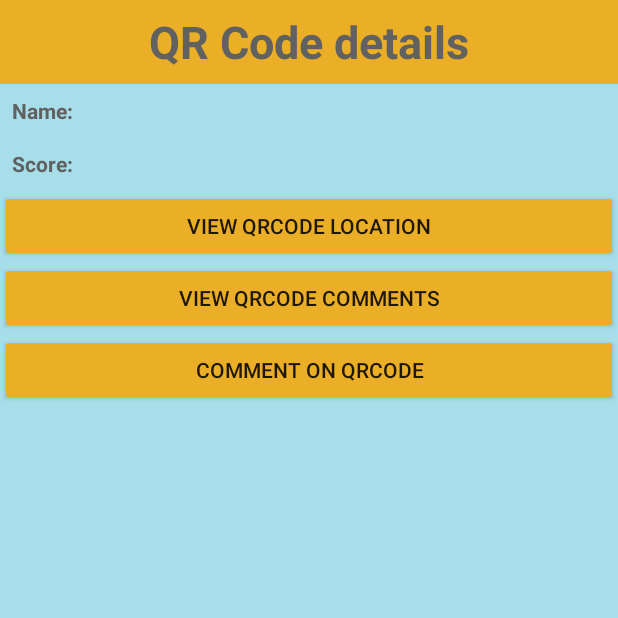
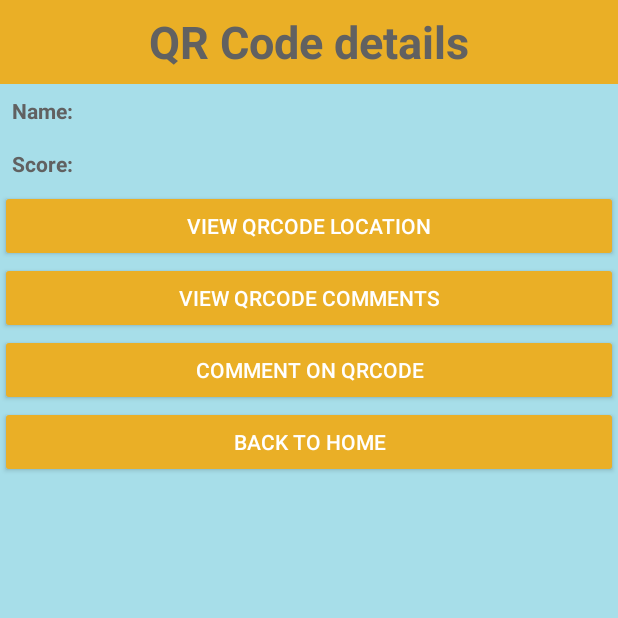
Before and after one commit to CMPUT301W23T38/QRMonsters, an Android app: the viewQRCode screen opened directly, with no data from a screen before it, on a phone screen of 412 x 824 dp, the top half of it. Run offline under Robolectric (Android 15) with nearby library versions, the phone set to English and light mode, and no system bars; 2 statements that could not run were skipped.

Commit message:
Functionality for view qr code details

```diff
--- a/app/src/main/java/com/example/qrmonsters/viewQRCode.java
+++ b/app/src/main/java/com/example/qrmonsters/viewQRCode.java
@@ -4,6 +4,7 @@ import androidx.appcompat.app.AppCompatActivity;
 
 import android.location.Location;
 import android.os.Bundle;
+import android.util.Log;
 import android.view.View;
 import android.widget.AdapterView;
 import android.widget.Button;
@@ -12,16 +13,21 @@ import android.widget.TextView;
 import com.google.android.gms.maps.model.LatLng;
 
 public class viewQRCode extends AppCompatActivity {
-
+    TextView qrNameTV, qrScoreTV;
     @Override
     protected void onCreate(Bundle savedInstanceState) {
         super.onCreate(savedInstanceState);
         setContentView(R.layout.activity_view_qrcode);
 
-        QRCodeObject qrCode = getIntent().getParcelableExtra("QRCODE");
 
-        TextView qrNameTV;
-        TextView qrScoreTV;
+        QRCodeObject qrCodeObject = getIntent().getParcelableExtra("qrCodeObject");
+
+        //Set the TextViews to the QRCodeObject's properties
+        qrNameTV = findViewById(R.id.qrNameTextView);
+        qrScoreTV = findViewById(R.id.qrScoreTextView);
+
+        qrNameTV.setText("Name: " + qrCodeObject.getCodeName());
+        qrScoreTV.setText("Score: " + qrCodeObject.getCodeScore().toString());
 
 
         //ADD FRAGMENTS TO VIEW COMMENTS AND ADD COMMENTS
@@ -29,19 +35,19 @@ public class viewQRCode extends AppCompatActivity {
         Button commentButton = findViewById(R.id.commentButton);
         Button qrLocButton = findViewById(R.id.viewLocationButton);
 
+        Button backButton = findViewById(R.id.back_button);
+        backButton.setOnClickListener(view -> finish());
         qrLocButton.setOnClickListener(new View.OnClickListener() {
             @Override
             public void onClick(View view) {
 
-                Location qrLocation = qrCode.getCodeLocation();
+                Location qrLocation = qrCodeObject.getCodeLocation();
 
                 LatLng currLoc = new LatLng(qrLocation.getLatitude(),
                         qrLocation.getLongitude());
 
                 new currLocationFragment(currLoc).show(getSupportFragmentManager(),
                         "CURR_LOC");
-
-
             }
         });
 
--- a/app/src/main/res/layout/activity_view_qrcode.xml
+++ b/app/src/main/res/layout/activity_view_qrcode.xml
@@ -50,6 +50,7 @@
         android:layout_width="match_parent"
         android:layout_height="wrap_content"
         android:backgroundTint="#EAAF26"
+        android:textColor="#FFFFFF"
         android:text="View QRcode Location" />
 
     <Button
@@ -57,6 +58,7 @@
         android:layout_width="match_parent"
         android:layout_height="wrap_content"
         android:backgroundTint="#EAAF26"
+        android:textColor="#FFFFFF"
         android:text="View QRcode Comments" />
 
     <Button
@@ -64,6 +66,16 @@
         android:layout_width="match_parent"
         android:layout_height="wrap_content"
         android:backgroundTint="#EAAF26"
+        android:textColor="#FFFFFF"
         android:text="Comment on QRCode" />
 
+    <Button
+        android:id="@+id/back_button"
+        android:layout_width="match_parent"
+        android:layout_height="wrap_content"
+        android:backgroundTint="#EAAF26"
+        android:text="@string/back_to_home"
+        android:textColor="#FFFFFF"
+        tools:ignore="VisualLintButtonSize" />
+
 </LinearLayout>
```
Also changed, not shown: app/src/main/java/com/example/qrmonsters/QRCodeObject.java (+38 -1 lines), app/src/main/java/com/example/qrmonsters/viewPlayerProfile.java (+17 -0 lines), app/src/main/res/layout/activity_view_player_profile.xml (+21 -2 lines).
